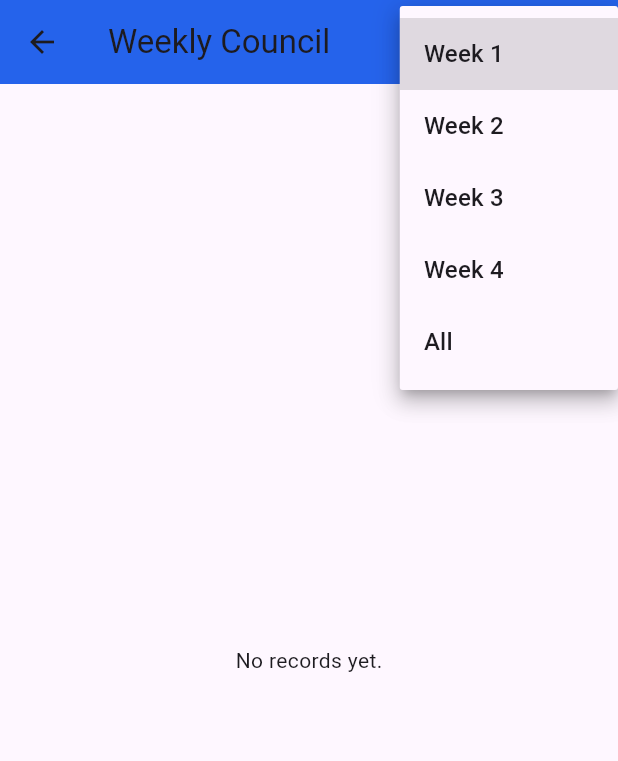
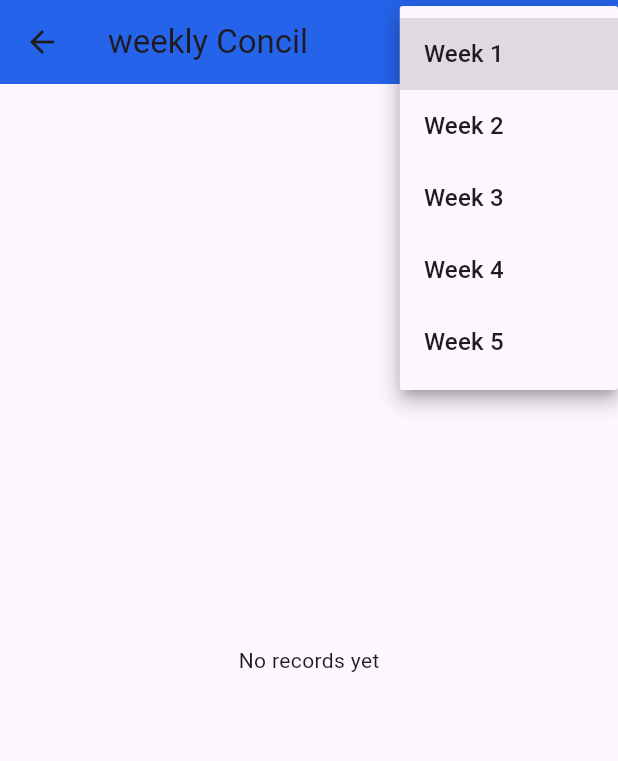
Before and after one commit to nidha333/organization, a Flutter app: the WeeklyCouncilPage screen opened directly, after a tap on "Filter Week", on a phone screen of 412 x 824 dp. Shown: the top 761 px of the screen. Run offline on Flutter 3.47's test engine with Material 3 defaults, Android fonts, the light colour scheme and no system bars; our stand-ins replace fl_chart, flutter_riverpod, supabase_flutter; accounts and stored records are empty.

Commit message:
clean architecture

```diff
--- /dev/null
+++ b/lib/common/constants/app_colors.dart
@@ -0,0 +1,8 @@
+import 'package:flutter/material.dart';
+
+class AppColors {
+  static const Color greenColors = Colors.green;
+  static const Color redColors = Colors.red;
+  static const Color hashColors = Color.fromARGB(255, 166, 164, 164);
+  static const Color whiteColors = Colors.white;
+}
--- a/lib/common/constants/app_strings.dart
+++ b/lib/common/constants/app_strings.dart
@@ -0,0 +1,13 @@
+class AppStrings {
+  static const weeklyCouncilTitle = 'weekly Concil';
+  static const filterWeek = 'Filter Week';
+  static const noRecords = 'No records yet';
+  static const selectWeek = 'Select Week';
+
+  static const area = 'Area';
+  static const status = 'Status';
+  static const percentage = '%';
+  static const year = 'Year';
+  static const month = 'Month';
+  static const week = 'Week';
+}
--- a/lib/features/weekly_council/application/providers/weekly_council_provider.dart
+++ b/lib/features/weekly_council/application/providers/weekly_council_provider.dart
@@ -1,19 +1,23 @@
 import 'package:flutter_riverpod/flutter_riverpod.dart';
+import 'package:organization/features/weekly_council/domain/enums/week_enum.dart';
 import 'package:organization/features/weekly_council/domain/model/weekly_council_model.dart';
 import 'package:organization/features/weekly_council/infrastructure/repositories/supabase_weekly_council_repo.dart';
 import 'package:supabase_flutter/supabase_flutter.dart';
 
-final weeklyCouncilProvider = FutureProvider<List<Map<String, dynamic>>>((
+final weeklyCouncilResultProvider = FutureProvider<List<WeeklyData>>((
   ref,
 ) async {
   final response = await Supabase.instance.client
       .from('weekly_council')
       .select()
       .order('id', ascending: false);
-  return List<Map<String, dynamic>>.from(response);
+
+  return (response as List<dynamic>)
+      .map((e) => WeeklyData.fromMap(e as Map<String, dynamic>))
+      .toList();
 });
 
-final selectedWeekFilterProvider = StateProvider<String?>((ref) => null);
+final selectedWeekFilterProvider = StateProvider<MonthlyWeeks?>((ref) => null);
 
 final saveWeeklyCouncilProvider = FutureProvider.family<bool, List<WeeklyData>>(
   (ref, weeklyDataList) async {
--- a/lib/features/weekly_council/domain/enums/status.dart
+++ /dev/null
@@ -1 +0,0 @@
-enum MeetingStatus { done, notDone, noRsponse }
--- /dev/null
+++ b/lib/features/weekly_council/domain/enums/status_enum.dart
@@ -0,0 +1,28 @@
+import 'package:flutter/material.dart';
+import 'package:organization/common/constants/app_colors.dart';
+
+enum MeetingStatus {
+  done('Done', AppColors.greenColors),
+  notDone('Not Done', AppColors.redColors),
+  noRsponse('No Response', AppColors.hashColors);
+
+  const MeetingStatus(this.value, this.color);
+  final String value;
+  final Color color;
+
+  @override
+  String toString() {
+    return value;
+  }
+
+  String toMap() {
+    return value;
+  }
+
+  static MeetingStatus fromMap(String str) {
+    return MeetingStatus.values.firstWhere(
+      (status) => status.value.toLowerCase() == str.toLowerCase(),
+      orElse: () => MeetingStatus.noRsponse,
+    );
+  }
+}
--- a/lib/features/weekly_council/domain/enums/week.dart
+++ /dev/null
@@ -1 +0,0 @@
-enum MonthlyWeeks { week1, week2, week3, week4, week5 }
--- /dev/null
+++ b/lib/features/weekly_council/domain/enums/week_enum.dart
@@ -0,0 +1,25 @@
+enum MonthlyWeeks {
+  week1('Week 1'),
+  week2('Week 2'),
+  week3('Week 3'),
+  week4('Week 4'),
+  week5('Week 5');
+
+  const MonthlyWeeks(this.value);
+  final String value;
+  @override
+  String toString() {
+    return value;
+  }
+
+  String toMap() {
+    return value;
+  }
+
+  static MonthlyWeeks fromMap(String str) {
+    return MonthlyWeeks.values.firstWhere(
+      (week) => week.value.toLowerCase() == str.toLowerCase(),
+      orElse: () => MonthlyWeeks.week1,
+    );
+  }
+}
--- a/lib/features/weekly_council/infrastructure/repositories/supabase_weekly_council_repo.dart
+++ b/lib/features/weekly_council/infrastructure/repositories/supabase_weekly_council_repo.dart
@@ -9,9 +9,7 @@ class SupabaseWeeklyDataRepo {
   Future<bool> saveWeeklyData(List<WeeklyData> weeklyDataList) async {
     try {
       for (var i = 0; i < weeklyDataList.length; i++) {
-        await _client.from('weekly_council').insert({
-          weeklyDataList[i].toMap(),
-        });
+        await _client.from('weekly_council').insert(weeklyDataList[i].toMap());
       }
       // ignore: use_build_context_synchronously
 
--- a/lib/features/weekly_council/presentation/pages/weekly_council_page.dart
+++ b/lib/features/weekly_council/presentation/pages/weekly_council_page.dart
@@ -1,7 +1,9 @@
 import 'package:flutter/material.dart';
 import 'package:flutter_riverpod/flutter_riverpod.dart';
+import 'package:organization/common/constants/app_strings.dart';
 import 'package:organization/features/weekly_council/application/providers/weekly_council_provider.dart';
-import 'package:organization/features/weekly_council/presentation/pages/weekly_council.groupbarsheet.dart';
+import 'package:organization/features/weekly_council/domain/enums/status_enum.dart';
+import 'package:organization/features/weekly_council/domain/enums/week_enum.dart';
 import 'package:organization/features/weekly_council/presentation/pages/weekly_council_barchart.dart';
 import 'package:organization/features/weekly_council/presentation/pages/weekly_council_flchart.dart';
 import 'package:organization/features/weekly_council/presentation/widgets/weekly_form_widget.dart';
@@ -12,23 +14,24 @@ class WeeklyCouncilPage extends ConsumerWidget {
   @override
   Widget build(BuildContext context, WidgetRef ref) {
     final selectedWeek = ref.watch(selectedWeekFilterProvider);
-    final weeklyCouncilAsync = ref.watch(weeklyCouncilProvider);
+    final weeklyCouncilResult = ref.watch(weeklyCouncilResultProvider);
 
     return Scaffold(
       appBar: AppBar(
-        title: const Text("Weekly Council"),
+        title: const Text(AppStrings.weeklyCouncilTitle),
         backgroundColor: const Color(0xFF2563EB),
         actions: [
-          DropdownButton<String>(
+          DropdownButton<MonthlyWeeks>(
             value: selectedWeek,
-            hint: const Text("Filter Week"),
-            items: ['Week 1', 'Week 2', 'Week 3', 'Week 4', 'All'].map((week) {
-              return DropdownMenuItem(value: week, child: Text(week));
+            hint: const Text(AppStrings.filterWeek),
+            items: MonthlyWeeks.values.map((week) {
+              return DropdownMenuItem(
+                value: week,
+                child: Text(week.toString()),
+              );
             }).toList(),
             onChanged: (value) {
-              if (value != null) {
-                ref.read(selectedWeekFilterProvider.notifier).state = value;
-              }
+              ref.read(selectedWeekFilterProvider.notifier).state = value;
             },
           ),
         ],
@@ -38,62 +41,28 @@ class WeeklyCouncilPage extends ConsumerWidget {
         backgroundColor: const Color(0xFF2563EB),
         child: const Icon(Icons.add),
       ),
-      body: weeklyCouncilAsync.when(
+      body: weeklyCouncilResult.when(
         data: (data) {
           if (data.isEmpty) {
-            return const Center(child: Text("No records yet."));
+            return const Center(child: Text(AppStrings.noRecords));
           }
 
-          // Filter by selected week if not "All"
-          final filteredData = selectedWeek != "All"
-              ? data.where((e) => e['week'] == selectedWeek).toList()
+          // Filter by selected week if selected
+          final filteredData = selectedWeek != null
+              ? data.where((e) => e.week == selectedWeek).toList()
               : data;
 
-          int doneCount = filteredData
-              .where((e) => e['status']?.toLowerCase() == 'done')
+          final doneCount = filteredData
+              .where((e) => e.status == MeetingStatus.done)
               .length;
-          int notDoneCount = filteredData
-              .where((e) => e['status']?.toLowerCase() == 'not done')
+          final notDoneCount = filteredData
+              .where((e) => e.status == MeetingStatus.notDone)
               .length;
-          int noResponseCount = filteredData
-              .where((e) => e['status']?.toLowerCase() == 'no response')
+          final noResponseCount = filteredData
+              .where((e) => e.status == MeetingStatus.noRsponse)
               .length;
 
-          final validData = filteredData
-              .where((e) => e['area'] != null && e['persentage'] != null)
-              .toList();
-
-          // Prepare grouped bar chart data
-          final groupedByWeek = <String, Map<String, int>>{};
-
-          for (var e in data) {
-            final weekLabel =
-                "${e['month']?.toString().substring(0, 3)} ${e['week'] ?? ''}";
-            final status = e['status']?.toString().toLowerCase();
-            if (!groupedByWeek.containsKey(weekLabel)) {
-              groupedByWeek[weekLabel] = {
-                'done': 0,
-                'not done': 0,
-                'no response': 0,
-              };
-            }
-            if (groupedByWeek[weekLabel] != null &&
-                groupedByWeek[weekLabel]!.containsKey(status)) {
-              groupedByWeek[weekLabel]![status!] =
-                  groupedByWeek[weekLabel]![status]! + 1;
-            }
-          }
-
-          final weekLabels = groupedByWeek.keys.toList();
-          final doneCounts = weekLabels
-              .map((e) => groupedByWeek[e]!['done']!)
-              .toList();
-          final notDoneCounts = weekLabels
-              .map((e) => groupedByWeek[e]!['not done']!)
-              .toList();
-          final noResponseCounts = weekLabels
-              .map((e) => groupedByWeek[e]!['no response']!)
-              .toList();
+          final validData = filteredData.toList();
 
           return SingleChildScrollView(
             child: Padding(
@@ -101,17 +70,9 @@ class WeeklyCouncilPage extends ConsumerWidget {
               child: Column(
                 crossAxisAlignment: CrossAxisAlignment.start,
                 children: [
-                  /// 1. Grouped Weekly Bar Chart
-                  GroupedWeeklyBarChart(
-                    weekLabels: weekLabels,
-                    doneCounts: doneCounts,
-                    notDoneCounts: notDoneCounts,
-                    noResponseCounts: noResponseCounts,
-                  ),
-
                   const SizedBox(height: 20),
 
-                  /// 2. DataTable
+                  // DataTable
                   SizedBox(
                     width: double.infinity,
                     child: Card(
@@ -132,42 +93,25 @@ class WeeklyCouncilPage extends ConsumerWidget {
                               color: Colors.black,
                             ),
                             columns: const [
-                              DataColumn(label: Text('Area')),
-                              DataColumn(label: Text('Status')),
-                              DataColumn(label: Text('%')),
-                              DataColumn(label: Text('Year')),
-                              DataColumn(label: Text('Month')),
-                              DataColumn(label: Text('Week')),
+                              DataColumn(label: Text(AppStrings.area)),
+                              DataColumn(label: Text(AppStrings.status)),
+                              DataColumn(label: Text(AppStrings.percentage)),
+                              DataColumn(label: Text(AppStrings.year)),
+                              DataColumn(label: Text(AppStrings.month)),
+                              DataColumn(label: Text(AppStrings.week)),
                             ],
                             rows: filteredData.map((item) {
-                              final status =
-                                  item['status']?.toString().toLowerCase() ??
-                                  '';
-                              Color rowColor;
-
-                              switch (status) {
-                                case 'done':
-                                  rowColor = const Color(0xFF9BEC9D);
-                                  break;
-                                case 'not done':
-                                  rowColor = const Color(0xFFFB9E98);
-                                  break;
-                                case 'no response':
-                                  rowColor = Colors.white;
-                                  break;
-                                default:
-                                  rowColor = Colors.white;
-                              }
-
                               return DataRow(
-                                color: WidgetStateProperty.all(rowColor),
+                                color: WidgetStateProperty.all(
+                                  item.status.color.withOpacity(0.1),
+                                ),
                                 cells: [
-                                  DataCell(Text(item['area'] ?? '')),
-                                  DataCell(Text(item['status'] ?? '')),
-                                  DataCell(Text(item['persentage'].toString())),
-                                  DataCell(Text(item['year'].toString())),
-                                  DataCell(Text(item['month'] ?? '')),
-                                  DataCell(Text(item['week'] ?? '')),
+                                  DataCell(Text(item.area)),
+                                  DataCell(Text(item.status.value)),
+                                  DataCell(Text(item.percentage.toString())),
+                                  DataCell(Text(item.year.toString())),
+                                  DataCell(Text(item.month.name)),
+                                  DataCell(Text(item.week.name)),
                                 ],
                               );
                             }).toList(),
@@ -179,7 +123,7 @@ class WeeklyCouncilPage extends ConsumerWidget {
 
                   const SizedBox(height: 20),
 
-                  /// 3. Pie Chart
+                  // Pie Chart
                   PieChartSample3(
                     doneCount: doneCount,
                     notDoneCount: notDoneCount,
@@ -188,7 +132,7 @@ class WeeklyCouncilPage extends ConsumerWidget {
 
                   const SizedBox(height: 20),
 
-                  /// 4. Simple Bar Chart
+                  // Bar Chart
                   Card(
                     elevation: 4,
                     shape: RoundedRectangleBorder(
@@ -197,15 +141,9 @@ class WeeklyCouncilPage extends ConsumerWidget {
                     child: Padding(
                       padding: const EdgeInsets.all(16.0),
                       child: SimpleBarChart(
-                        areas: validData
-                            .map<String>((e) => e['area']?.toString() ?? '')
-                            .toList(),
+                        areas: validData.map((e) => e.area).toList(),
                         percentages: validData
-                            .map<double>(
-                              (e) =>
-                                  double.tryParse(e['persentage'].toString()) ??
-                                  0.0,
-                            )
+                            .map((e) => e.percentage.toDouble())
                             .toList(),
                       ),
                     ),
@@ -225,7 +163,7 @@ class WeeklyCouncilPage extends ConsumerWidget {
     showModalBottomSheet(
       isScrollControlled: true,
       context: context,
-      builder: (ctx) {
+      builder: (context) {
         return WeeklyFormWidget();
       },
     );
```
Also changed, not shown: lib/features/weekly_council/domain/enums/months.dart (deleted, +0 -14 lines), lib/features/weekly_council/domain/enums/months_enum.dart (added, +33 -0 lines), lib/features/weekly_council/domain/model/weekly_council_model.dart (+19 -8 lines), lib/features/weekly_council/presentation/widgets/weekly_form_widget.dart (+40 -41 lines).
